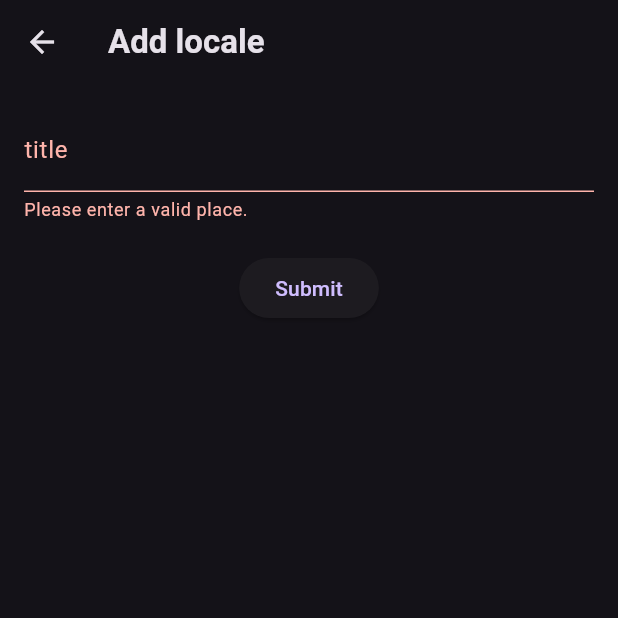
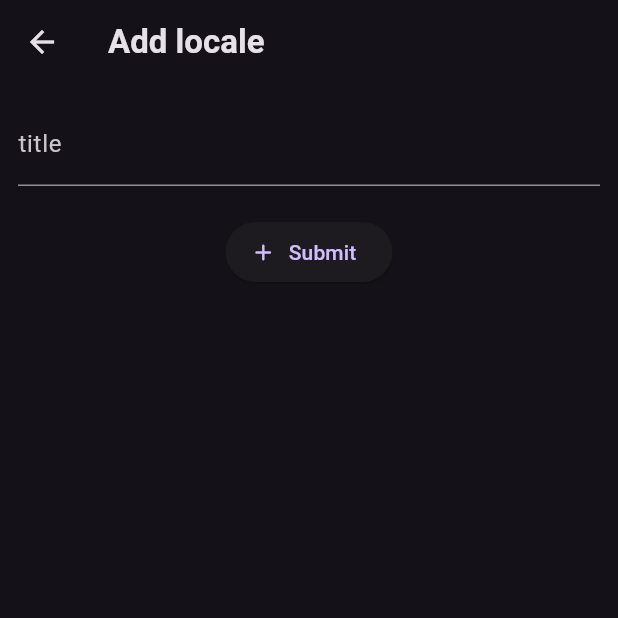
Before and after one commit to AaronPeterOcen/favorite_places_flutter, a Flutter app: the AddItemScreen screen opened directly, after a tap on "Submit", on a phone screen of 412 x 824 dp, the top half of it. Run offline on Flutter 3.47's test engine with Material 3 defaults, Android fonts, the phone set to English and light mode, and no system bars; our stand-ins replace google_fonts.

```diff
--- a/lib/screens/add_places.dart
+++ b/lib/screens/add_places.dart
@@ -6,19 +6,12 @@ class AddItemScreen extends StatefulWidget {
 }
 
 class _AddItemScreenState extends State<AddItemScreen> {
-  final GlobalKey<FormState> _formKey =
-      GlobalKey<FormState>(); // A key for managing the form
-  String _location = ''; // Variable to store the entered location
+  final _titleController = TextEditingController();
 
-  void _submitForm() {
-    // Check if the form is valid
-    if (_formKey.currentState!.validate()) {
-      _formKey.currentState!.save(); // Save the form data
-      // You can perform actions with the form data here and extract the details
-      print('Name: $_location'); // Print the name
-      // print('Email: $_email'); // Print the email
-      Navigator.pop(context);
-    }
+  @override
+  void dispose() {
+    _titleController.dispose();
+    super.dispose();
   }
 
   @override
@@ -27,32 +20,25 @@ class _AddItemScreenState extends State<AddItemScreen> {
       appBar: AppBar(
         title: Text('Add locale'),
       ),
-      body: Form(
-        key: _formKey, // Associate the form key with this Form widget
+      body: SingleChildScrollView(
         child: Padding(
-          padding: EdgeInsets.all(16.0),
+          padding: EdgeInsets.all(12),
           child: Column(
-            children: <Widget>[
-              TextFormField(
+            children: [
+              TextField(
                 decoration: InputDecoration(
-                    labelText: 'title'), // Label for the name field
-                validator: (value) {
-                  // Validation function for the name field
-                  if (value!.isEmpty) {
-                    return 'Please enter a valid place.'; // Return an error message if the name is empty
-                  }
-                  return null; // Return null if the name is valid
-                },
-                onSaved: (value) {
-                  _location = value!; // Save the entered name
-                },
+                  labelText: 'title',
+                ), // Label for the name field
+                controller: _titleController,
+                style:
+                    TextStyle(color: Theme.of(context).colorScheme.secondary),
               ),
               SizedBox(height: 20.0),
-              ElevatedButton(
-                // icon: Icons.add_rounded,
+              ElevatedButton.icon(
+                icon: Icon(Icons.add_rounded),
                 onPressed:
-                    _submitForm, // Call the _submitForm function when the button is pressed
-                child: Text('Submit'), // Text on the button
+                    () {}, // Call the _submitForm function when the button is pressed
+                label: Text('Submit'), // Text on the button
               ),
             ],
           ),
```
